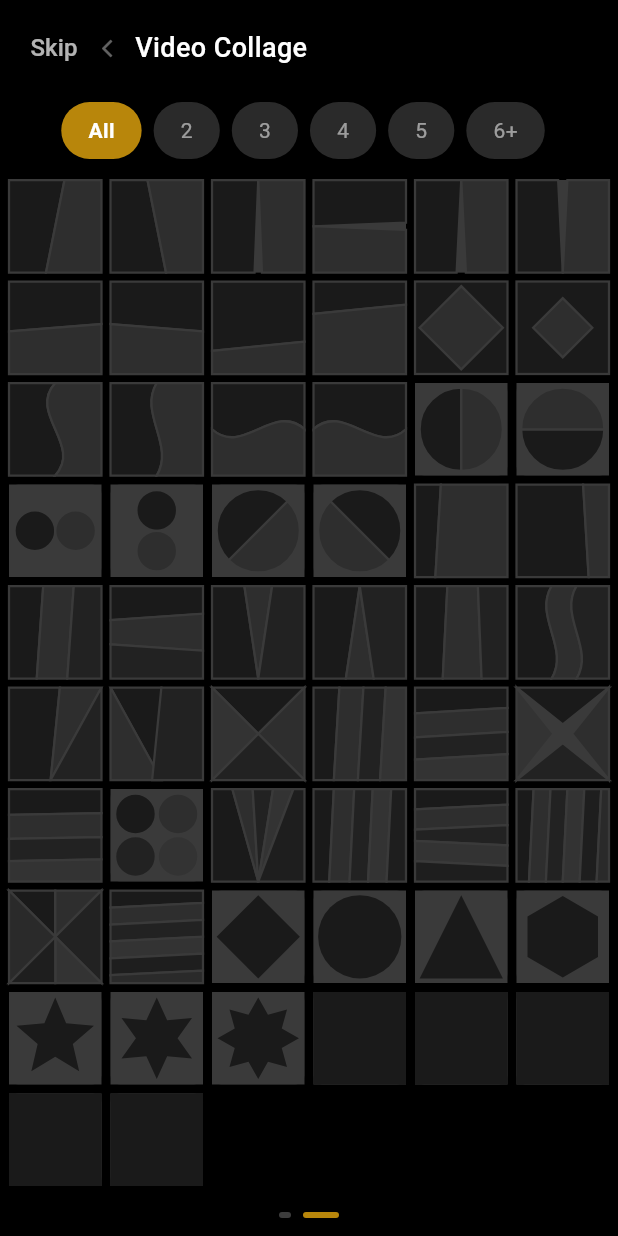
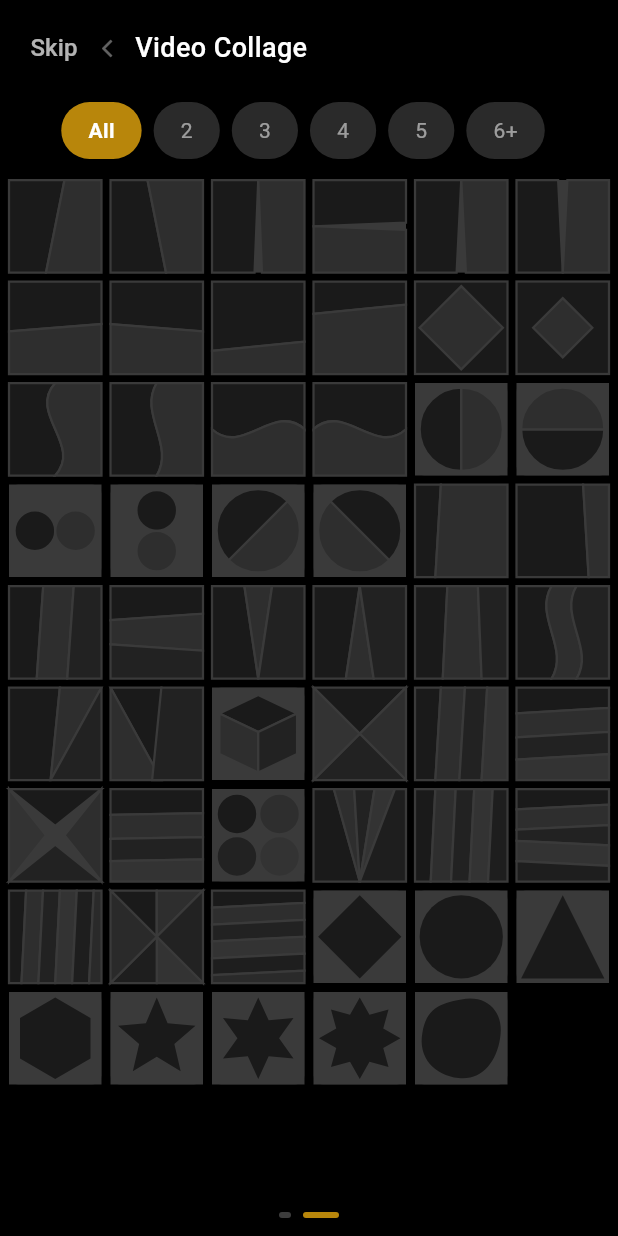
Before and after one commit to rancicdevelopment/video_and_collage_maker, a Flutter app: the CollageLayoutPicker screen opened directly, swiped to page 2, on a phone screen of 412 x 824 dp. Run offline on Flutter 3.47's test engine with Material 3 defaults, Android fonts, the phone set to English and light mode, and no system bars; our stand-ins replace audioplayers, camera, file_picker, firebase_core, firebase_crashlytics, google_mobile_ads and 5 more; missing offline and left inert: ffmpeg_kit_flutter_new, gal, in_app_update, photo_manager, record, video_thumbnail and 1 more; accounts and stored records are empty; network calls fail.

Commit message:
Make shape layouts functional, replace placeholders with real grids
Tapping a shape layout showed 'Shape layouts coming soon!' instead of
opening the editor.

- Single shapes (diamond, circle, triangle, hexagon, star5/6/8, blob)
  are now working 1-cell layouts: media clipped to the shape over the
  background colour, rendered through the artistic pipeline. Added the
  missing blob path.
- shape_cube placeholder replaced by a new art_3_cube layout: an
  isometric cube with top/left/right faces whose centre corner can be
  dragged to resize the faces.
- Removed shape_book/shape_diag1/shape_diag2 placeholders — identical
  layouts already exist as artistic (art_2_v_book, art_2_diag_*).
- Shape layouts now appear under the 'All' filter only (they have one
  cell, so cell-count filters don't apply).

https://claude.ai/code/session_0165NENotSyMoMdcgdVxc5eU

```diff
--- a/lib/screen/collage/collage_layout_picker.dart
+++ b/lib/screen/collage/collage_layout_picker.dart
@@ -40,9 +40,12 @@ class _CollageLayoutPickerState extends State<CollageLayoutPicker> {
     return kArtisticLayouts.where((l) => l.cellCount == _filterCount).toList();
   }
 
-  // Combined list for page 2: artistic layouts first, then shape overlays
-  List<CollageLayoutDef> get _page2Layouts =>
-      [..._artisticFiltered, ...kShapeLayouts];
+  // Combined list for page 2: artistic layouts first, then single-clip
+  // shape layouts (1 cell, so they only match the "All" filter).
+  List<CollageLayoutDef> get _page2Layouts => [
+        ..._artisticFiltered,
+        if (_filterCount == 0) ...kShapeLayouts,
+      ];
 
   void _removeTooltip() {
     _tooltip?.remove();
@@ -86,15 +89,6 @@ class _CollageLayoutPickerState extends State<CollageLayoutPicker> {
 
   Future<void> _selectLayout(CollageLayoutDef layout) async {
     _removeTooltip();
-    if (layout.isShape) {
-      ScaffoldMessenger.of(context).showSnackBar(
-        const SnackBar(
-          content: Text('Shape layouts coming soon!'),
-          duration: Duration(seconds: 2),
-        ),
-      );
-      return;
-    }
 
     // Open the media picker limited to the number of cells in this layout.
     final picks = await Navigator.push<List<PickedMediaFile>>(
@@ -240,10 +234,10 @@ class _CollageLayoutPickerState extends State<CollageLayoutPicker> {
                     ? Border.all(color: Colors.white, width: 2)
                     : null,
               ),
-              child: layout.isArtistic
-                  ? _ArtisticPreview(layout: layout)
-                  : layout.isShape
-                      ? _ShapePreview(layout: layout)
+              child: layout.isShape
+                  ? _ShapePreview(layout: layout)
+                  : layout.isArtistic
+                      ? _ArtisticPreview(layout: layout)
                       : _LayoutPreview(layout: layout),
             ),
           );
--- a/lib/screen/collage/collage_models.dart
+++ b/lib/screen/collage/collage_models.dart
@@ -393,21 +393,25 @@ const kCollageLayouts = <CollageLayoutDef>[
     Rect.fromLTRB(.8,.5,1,1)]),
 ];
 
-// ── Shape layouts (visual in picker, coming soon in editor) ───────────────────
-
+// ── Shape layouts (single clip over the background colour) ────────────────────
+
+// Shape layouts render through the artistic pipeline: one full-canvas cell
+// whose clip path comes from kArtisticCellPaths (via shapePathForId).
 const kShapeLayouts = <CollageLayoutDef>[
-  CollageLayoutDef(id: 'shape_diamond',  cellCount: 1, cells: [Rect.fromLTRB(0,0,1,1)], isShape: true),
-  CollageLayoutDef(id: 'shape_circle',   cellCount: 1, cells: [Rect.fromLTRB(0,0,1,1)], isShape: true),
-  CollageLayoutDef(id: 'shape_triangle', cellCount: 1, cells: [Rect.fromLTRB(0,0,1,1)], isShape: true),
-  CollageLayoutDef(id: 'shape_hexagon',  cellCount: 1, cells: [Rect.fromLTRB(0,0,1,1)], isShape: true),
-  CollageLayoutDef(id: 'shape_star5',    cellCount: 1, cells: [Rect.fromLTRB(0,0,1,1)], isShape: true),
-  CollageLayoutDef(id: 'shape_star6',    cellCount: 1, cells: [Rect.fromLTRB(0,0,1,1)], isShape: true),
-  CollageLayoutDef(id: 'shape_star8',    cellCount: 1, cells: [Rect.fromLTRB(0,0,1,1)], isShape: true),
-  CollageLayoutDef(id: 'shape_blob',     cellCount: 1, cells: [Rect.fromLTRB(0,0,1,1)], isShape: true),
-  CollageLayoutDef(id: 'shape_cube',     cellCount: 2, cells: [Rect.fromLTRB(0,0,.5,1), Rect.fromLTRB(.5,0,1,1)], isShape: true),
-  CollageLayoutDef(id: 'shape_book',     cellCount: 2, cells: [Rect.fromLTRB(0,0,.5,1), Rect.fromLTRB(.5,0,1,1)], isShape: true),
-  CollageLayoutDef(id: 'shape_diag1',    cellCount: 2, cells: [Rect.fromLTRB(0,0,.5,1), Rect.fromLTRB(.5,0,1,1)], isShape: true),
-  CollageLayoutDef(id: 'shape_diag2',    cellCount: 2, cells: [Rect.fromLTRB(0,0,.5,1), Rect.fromLTRB(.5,0,1,1)], isShape: true),
+  CollageLayoutDef(id: 'shape_diamond',  cellCount: 1, cells: [Rect.fromLTRB(0,0,1,1)], isShape: true, isArtistic: true),
+  CollageLayoutDef(id: 'shape_circle',   cellCount: 1, cells: [Rect.fromLTRB(0,0,1,1)], isShape: true, isArtistic: true),
+  CollageLayoutDef(id: 'shape_triangle', cellCount: 1, cells: [Rect.fromLTRB(0,0,1,1)], isShape: true, isArtistic: true),
+  CollageLayoutDef(id: 'shape_hexagon',  cellCount: 1, cells: [Rect.fromLTRB(0,0,1,1)], isShape: true, isArtistic: true),
+  CollageLayoutDef(id: 'shape_star5',    cellCount: 1, cells: [Rect.fromLTRB(0,0,1,1)], isShape: true, isArtistic: true),
+  CollageLayoutDef(id: 'shape_star6',    cellCount: 1, cells: [Rect.fromLTRB(0,0,1,1)], isShape: true, isArtistic: true),
+  CollageLayoutDef(id: 'shape_star8',    cellCount: 1, cells: [Rect.fromLTRB(0,0,1,1)], isShape: true, isArtistic: true),
+  CollageLayoutDef(id: 'shape_blob',     cellCount: 1, cells: [Rect.fromLTRB(0,0,1,1)], isShape: true, isArtistic: true),
+];
+
+// Ids of all single-clip shape layouts (used to register their clip paths).
+const kShapeLayoutIds = [
+  'shape_diamond', 'shape_circle', 'shape_triangle', 'shape_hexagon',
+  'shape_star5', 'shape_star6', 'shape_star8', 'shape_blob',
 ];
 
 // ── Shape path builders ───────────────────────────────────────────────────────
@@ -439,6 +443,14 @@ Path shapePathForId(String id, Size size) {
       return _star(cx, cy, cx * 0.88, cx * 0.45, 6);
     case 'shape_star8':
       return _star(cx, cy, cx * 0.88, cx * 0.55, 8);
+    case 'shape_blob':
+      return Path()
+        ..moveTo(w * .5, h * .08)
+        ..cubicTo(w * .80, h * .02, w * .97, h * .24, w * .92, h * .50)
+        ..cubicTo(w * .88, h * .76, w * .72, h * .96, w * .47, h * .93)
+        ..cubicTo(w * .21, h * .90, w * .03, h * .71, w * .08, h * .44)
+        ..cubicTo(w * .12, h * .19, w * .26, h * .12, w * .5, h * .08)
+        ..close();
     default:
       return Path()..addRect(Rect.fromLTWH(0, 0, w, h));
   }
@@ -571,6 +583,9 @@ final List<CollageLayoutDef> kArtisticLayouts = [
       cells: [Rect.fromLTRB(0,0,1,1), Rect.fromLTRB(0,0,1,1), Rect.fromLTRB(0,0,1,1)]),
   // 3 cells fanning from right center
   CollageLayoutDef(id: 'art_3_x_right', cellCount: 3, isArtistic: true,
+      cells: [Rect.fromLTRB(0,0,1,1), Rect.fromLTRB(0,0,1,1), Rect.fromLTRB(0,0,1,1)]),
+  // isometric cube — top, left and right faces
+  CollageLayoutDef(id: 'art_3_cube', cellCount: 3, isArtistic: true,
       cells: [Rect.fromLTRB(0,0,1,1), Rect.fromLTRB(0,0,1,1), Rect.fromLTRB(0,0,1,1)]),
 
   // 4-cell artistic
@@ -711,6 +726,7 @@ final Map<String, List<ArtHandleDef>> kArtisticHandles = {
   ],
   'art_3_x_left':  const [ArtHandleDef.vertical(.5, 0)],
   'art_3_x_right': const [ArtHandleDef.vertical(.5, 0)],
+  'art_3_cube':    const [ArtHandleDef.point(.5, .48, 0, 1)],
   'art_4_x': const [ArtHandleDef.point(.5, .5, 0, 1)],
   'art_4_diag': const [
     ArtHandleDef.vertical(.25, 0),
@@ -1216,6 +1232,40 @@ final Map<String, List<ArtPathBuilder>> kArtisticAdjustablePaths = {
     },
   ],
 
+  // 3-cell: isometric cube (top + left + right faces, centre corner draggable)
+  'art_3_cube': [
+    (Size s, List<double> o) {
+      final w = s.width, h = s.height;
+      final cx = w * (.5 + o[0]), cy = h * (.48 + o[1]);
+      return Path()
+        ..moveTo(w * .5, h * .08)
+        ..lineTo(w * .92, h * .28)
+        ..lineTo(cx, cy)
+        ..lineTo(w * .08, h * .28)
+        ..close();
+    },
+    (Size s, List<double> o) {
+      final w = s.width, h = s.height;
+      final cx = w * (.5 + o[0]), cy = h * (.48 + o[1]);
+      return Path()
+        ..moveTo(w * .08, h * .28)
+        ..lineTo(cx, cy)
+        ..lineTo(w * .5, h * .92)
+        ..lineTo(w * .08, h * .72)
+        ..close();
+    },
+    (Size s, List<double> o) {
+      final w = s.width, h = s.height;
+      final cx = w * (.5 + o[0]), cy = h * (.48 + o[1]);
+      return Path()
+        ..moveTo(cx, cy)
+        ..lineTo(w * .92, h * .28)
+        ..lineTo(w * .92, h * .72)
+        ..lineTo(w * .5, h * .92)
+        ..close();
+    },
+  ],
+
   // 4-cell: X (4 triangles meeting at center)
   'art_4_x': [
     (Size s, List<double> o) {
@@ -1570,8 +1620,12 @@ final Map<String, List<ArtPathBuilder>> kArtisticAdjustablePaths = {
 };
 
 // Artistic layouts whose shapes have no meaningful linear divider
-// (circle / diamond overlays) — these stay fixed.
+// (circle / diamond overlays and single-clip shape layouts) — these stay fixed.
 final Map<String, List<Path Function(Size)>> _kArtisticStaticPaths = {
+  // Single-clip shape layouts: media clipped to the shape over the bg colour.
+  for (final id in kShapeLayoutIds)
+    id: [(Size s) => shapePathForId(id, s)],
+
   // 2-cell: large diamond overlay on background
   'art_2_diamond': [
     (Size s) => Path()..addRect(Rect.fromLTWH(0, 0, s.width, s.height)),
```
Also changed, not shown: 1 other file.
